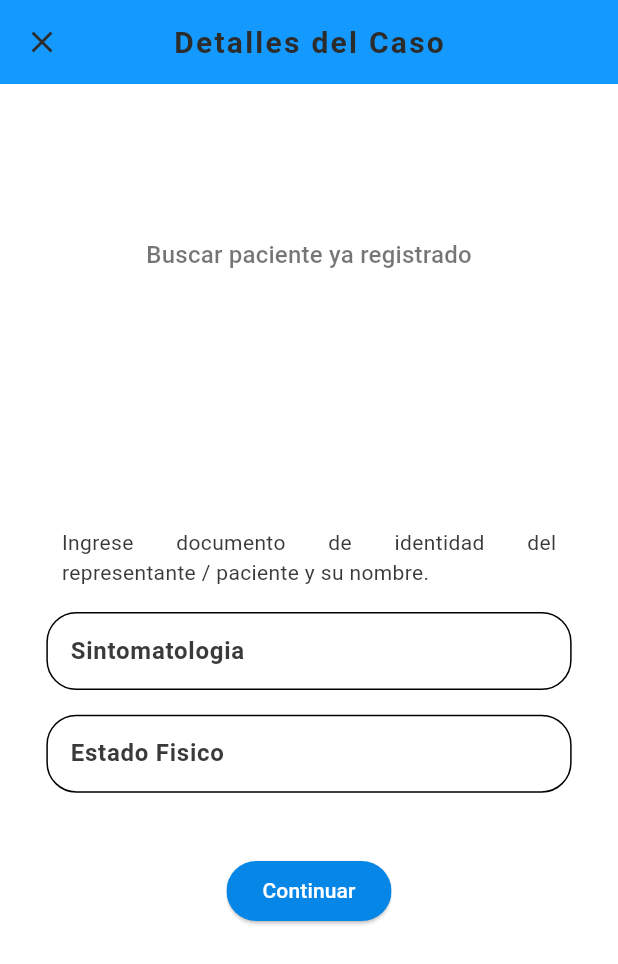
After one commit to Teixeira49/d_report, a Flutter app: the FindPatientPage screen opened by its route, on a phone screen of 412 x 824 dp. The commit adds this screen. Shown: the top 964 px of the screen. Run offline on Flutter 3.47's test engine with Material 3 defaults, Android fonts, the phone set to English and light mode, and no system bars; missing offline and left inert: dart:ffi; Roboto replaces fonts that are missing (gotham).

Commit message:
Implement Existing Patient Search IU

```diff
--- a/lib/main.dart
+++ b/lib/main.dart
@@ -1,6 +1,7 @@
 import 'package:d_report/src/core/config/styles/themes.dart';
 import 'package:d_report/src/feature/auth/presentation/pages/login_page.dart';
 import 'package:d_report/src/feature/auth/presentation/pages/register_page.dart';
+import 'package:d_report/src/feature/find_patient/presentation/pages/find_patient_page.dart';
 import 'package:d_report/src/feature/main_page/presentation/pages/main_page.dart';
 import 'package:d_report/src/feature/new_case/presentation/pages/new_case_page.dart';
 import 'package:d_report/src/feature/new_patient/presentation/pages/new_patient_page.dart';
@@ -40,7 +41,7 @@ class MyApp extends StatelessWidget {
         '/main/profile/edit-row': (context) => const EditProfilePage(dataField: 'pepe',),
         '/main/config/': (context) => const NotFoundPage(),
         '/main/new-case/new-patient': (context) => const NewPatientPage(),
-        '/main/new-case/find-patient': (context) => const NewPatientPage(),
+        '/main/new-case/find-patient': (context) => const FindPatientPage(),
         '/main/new-case/add-case': (context) => const NewCasePage(),
       },
       initialRoute: '/auth/login/',
@@ -50,12 +51,12 @@ class MyApp extends StatelessWidget {
         builder: (context) => const NotFoundPage()
         );
       },
-      localizationsDelegates: [
+      localizationsDelegates: const [
         GlobalMaterialLocalizations.delegate,
         GlobalWidgetsLocalizations.delegate,
       ],
-      supportedLocales: [
-        const Locale ('es', 'ES'),
+      supportedLocales: const [
+        Locale ('es', 'ES'),
       ],
 
     );
--- a/lib/src/core/config/styles/themes.dart
+++ b/lib/src/core/config/styles/themes.dart
@@ -55,6 +55,10 @@ abstract class AppTheme {
         ),
         bodyLarge: TextStyle(
             color: Color.fromRGBO(58, 58, 58, 1.0)
+        ),
+        bodyMedium: TextStyle(
+            color: Color.fromRGBO(58, 58, 58, 1.0),
+            fontFamily: "gotham"
         ),
         labelLarge: TextStyle(
           color: Color.fromRGBO(58, 58, 58, 1.0),
@@ -211,6 +215,10 @@ abstract class AppTheme {
         bodyLarge: TextStyle(
           color: Color.fromRGBO(58, 58, 58, 1.0)
         ),
+        bodyMedium: TextStyle(
+          color: Colors.white70,
+          fontFamily: "gotham"
+        ),
         labelLarge: TextStyle(
           color: Colors.white70,
           fontFamily: "gotham"
--- /dev/null
+++ b/lib/src/feature/find_patient/presentation/pages/find_patient_page.dart
@@ -0,0 +1,107 @@
+import 'package:flutter/material.dart';
+
+import 'package:d_report/src/core/utils/constants/fields_constants.dart';
+
+import '../widgets/data_textfield.dart';
+import '../widgets/next_state_button.dart';
+
+class FindPatientPage extends StatelessWidget {
+  const FindPatientPage({super.key});
+
+  @override
+  Widget build(BuildContext context) {
+    final size = MediaQuery.of(context).size;
+
+    return Scaffold(
+      appBar: AppBar(
+        title: Text(
+          caseDetails,
+          style: Theme.of(context).appBarTheme.titleTextStyle,
+        ),
+        backgroundColor: Theme.of(context).appBarTheme.backgroundColor,
+        centerTitle: true,
+        leading: IconButton(
+          icon: const Icon(Icons.close),
+          onPressed: () {
+            Navigator.pop(context);
+          },
+        ),
+      ),
+
+      body: Center(
+          child: SingleChildScrollView(
+            child: ConstrainedBox(
+              constraints: BoxConstraints(
+                minHeight: size.height * 0.25,
+              ),
+              child: IntrinsicHeight(
+                child: Column(
+                  mainAxisAlignment: MainAxisAlignment.center,
+                  mainAxisSize: MainAxisSize.min,
+                  children: [
+                    const SizedBox(height: 25,),
+                    Expanded(
+                      child: Container(
+                        padding: EdgeInsets.symmetric(
+                          horizontal: size.width * 0.010,
+                          vertical: size.width * 0.020,
+                        ),
+                        child: Text(
+                          "Buscar paciente ya registrado",
+                          style: Theme.of(context).textTheme.titleMedium,
+                        ),
+                      ),
+                    ),
+                    Expanded(
+                        child: Column(
+                          children: [
+                            Container(
+                              padding: EdgeInsets.symmetric(
+                                horizontal: size.width * 0.1,
+                                vertical: size.height * 0.010,
+                              ),
+                              child: Text(
+                                "Ingrese documento de identidad del representante / paciente y su nombre.",
+                                textAlign: TextAlign.justify,
+                                style: Theme.of(context).textTheme.bodyMedium,
+                              ),
+                            ),
+                            Container(
+                              padding: EdgeInsets.symmetric(
+                                horizontal: size.width * 0.075,
+                                vertical: size.height * 0.010,
+                              ),
+                              child: const PatientDataTextField(contextRow: 'Sintomatologia'),
+                            ),
+                            Container(
+                              padding: EdgeInsets.symmetric(
+                                horizontal: size.width * 0.075,
+                                vertical: size.height * 0.010,
+                              ),
+                              child: const PatientDataTextField(contextRow: 'Estado Fisico'),
+                            ),
+                          ],
+                        )
+                    ),
+                    const SizedBox(height: 25,),
+                    Expanded(
+                        child: Column(
+                          children: [
+                            Container(
+                              padding: EdgeInsets.symmetric(
+                                  vertical: size.height * 0.010
+                              ),
+                              child: NextStateButton(),
+                            )
+                          ],
+                        )
+                    )
+                  ],
+                ),
+              ),
+            ),
+          )
+      ),
+    );
+  }
+}
--- /dev/null
+++ b/lib/src/feature/find_patient/presentation/widgets/data_textfield.dart
@@ -0,0 +1,56 @@
+import 'package:flutter/material.dart';
+
+import 'package:d_report/src/core/utils/constants/fields_constants.dart';
+
+class PatientDataTextField extends StatefulWidget {
+
+  const PatientDataTextField({super.key, required this.contextRow});
+
+  final String contextRow;
+
+  @override
+  MyPatientDataTextFieldWidget createState() => MyPatientDataTextFieldWidget();
+}
+
+  class MyPatientDataTextFieldWidget extends State<PatientDataTextField> {
+
+  @override
+  Widget build(BuildContext context) {
+    return SizedBox(
+        width: double.infinity,
+        child: TextFormField(
+          style: Theme.of(context).textTheme.labelLarge,
+          obscureText: obscureTextDefault,
+          keyboardType: TextInputType.name,
+          decoration: InputDecoration(
+            fillColor: Theme.of(context).inputDecorationTheme.fillColor,
+            filled: Theme.of(context).inputDecorationTheme.filled,
+            border: Theme.of(context).inputDecorationTheme.border,
+            labelText: widget.contextRow,
+            labelStyle: Theme.of(context).inputDecorationTheme.labelStyle,
+            hintText: hintEditProfile,
+            hintStyle: Theme.of(context).inputDecorationTheme.labelStyle,
+          ),
+          onSaved: (String? value) {
+            debugPrint(
+                'Value for field name saved as "$value"'); // TODO delete in other moment
+          },
+          validator: (String? value) {
+            return (value != null && value.contains('@')) ? 'Do not use the @ char.' : null;
+          },
+        ),
+    );
+  }
+}
+
+//IconButton(
+//               icon: isEnabled ? const Icon(Icons.check) : const Icon(Icons.edit),
+//               color: Theme.of(context).iconTheme.color,
+//               onPressed: () {
+//                 setState(() {
+//                   isEnabled = !isEnabled;
+//                 });
+//                 print("SetSTATE");
+//                 print(isEnabled);
+//               },
+//             ),
--- /dev/null
+++ b/lib/src/feature/find_patient/presentation/widgets/next_state_button.dart
@@ -0,0 +1,34 @@
+import 'package:flutter/material.dart';
+
+import 'package:d_report/src/core/utils/constants/fields_constants.dart';
+
+class NextStateButton extends StatelessWidget {
+  const NextStateButton({super.key});
+
+  @override
+  Widget build(BuildContext context) {
+    return Material(
+        borderRadius: BorderRadius.circular(20.0),
+        clipBehavior: Clip.antiAlias,
+        color: Colors.transparent,
+
+        child: ElevatedButton(
+          style: ElevatedButton.styleFrom(
+            backgroundColor: Theme.of(context).colorScheme.primary,
+            shape: RoundedRectangleBorder(
+              borderRadius: BorderRadius.circular(22.0)
+            ),
+          ),
+          child: Text(
+              continueRegister,
+              style: Theme.of(context).textTheme.titleSmall
+          ),
+          onPressed: () {
+            Navigator.of(context).pushNamed(
+                '/main/new-case/add-case',
+            ); // TODO DELETE harcode Argument
+          },
+        )
+    );
+  }
+}
--- a/lib/src/feature/main_page/presentation/pages/main_page.dart
+++ b/lib/src/feature/main_page/presentation/pages/main_page.dart
@@ -131,8 +131,8 @@ class MyMainPageState extends State<MainPage> {
                               dense: true,
                               tileColor: Colors.transparent,
                               onTap: () {
-                                print("Crear Caso - Paciente Existente");
                                 Navigator.pop(context);
+                                Navigator.of(context).pushNamed('/main/new-case/find-patient');
                               },
                             ),
                           )
```
Also changed, not shown: lib/src/feature/find_patient/presentation/pages/find_case_page.dart (deleted).
